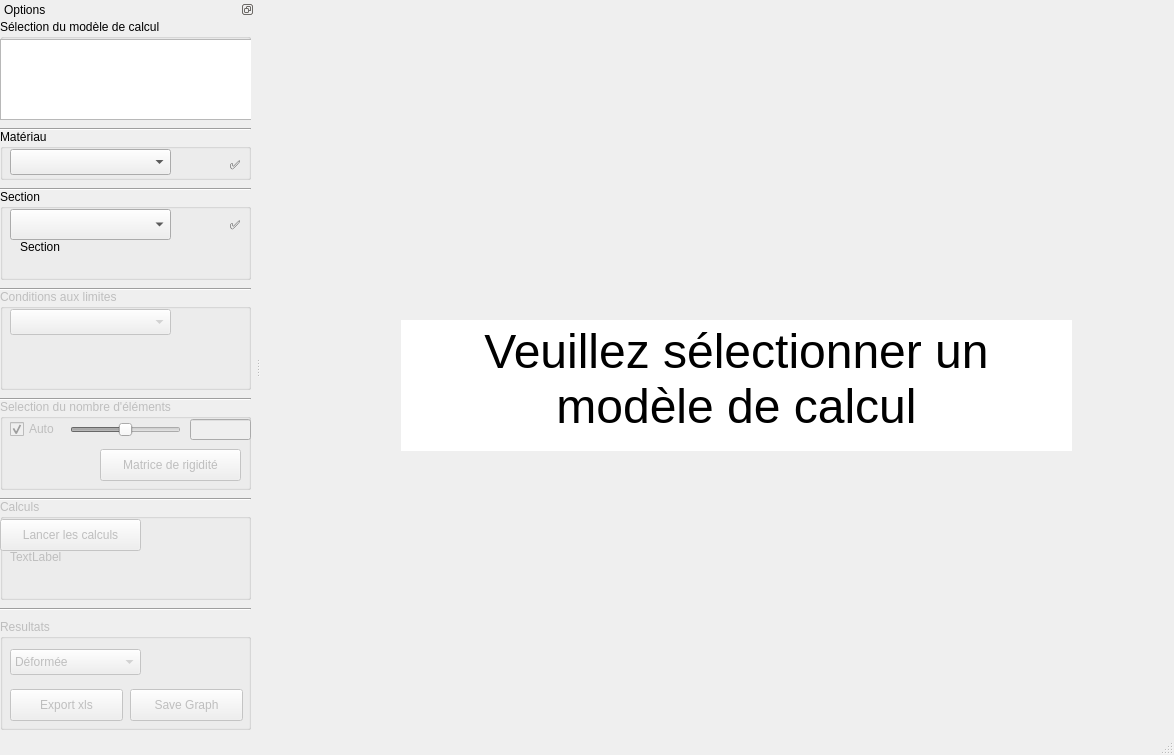
This is ui/mainwindow.ui in 3wnbr1/FEM as Qt 5 draws it before an edit. The edited form follows.
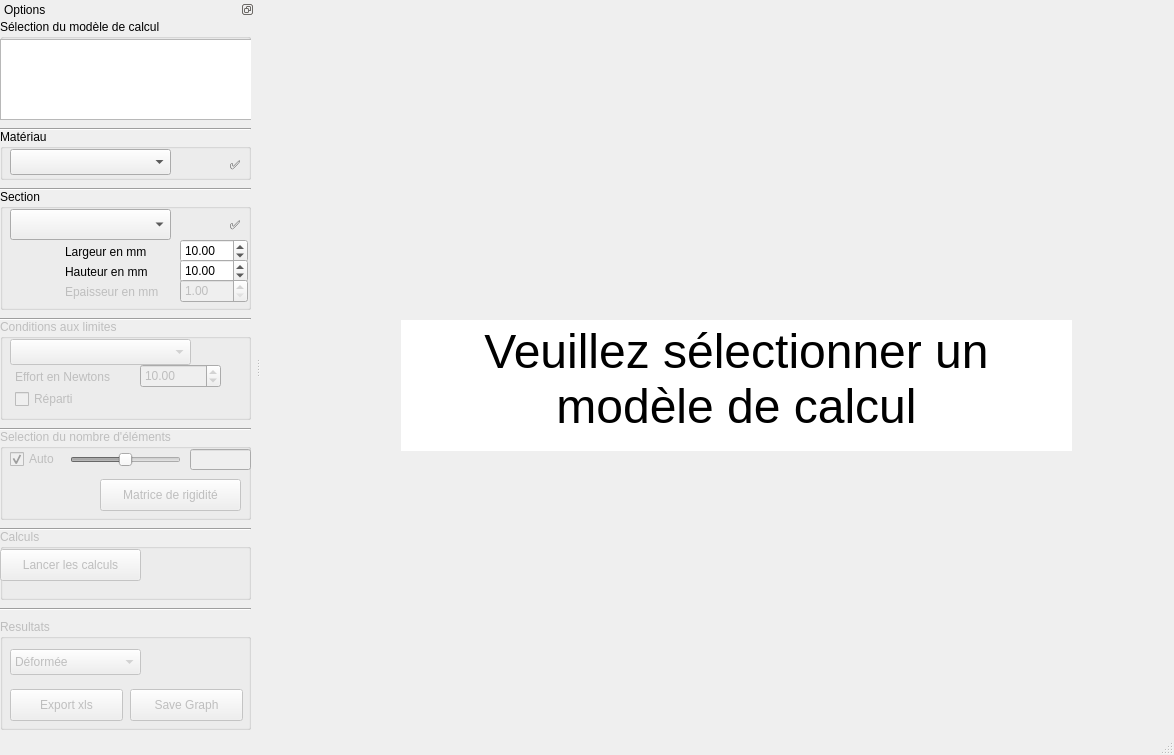
This is the edited form. Custom widgets are drawn as their Qt base class.

The edit to the form file:
```diff
--- a/ui/mainwindow.ui
+++ b/ui/mainwindow.ui
@@ -226,7 +226,7 @@
        <x>0</x>
        <y>170</y>
        <width>251</width>
-       <height>91</height>
+       <height>121</height>
       </rect>
      </property>
      <property name="title">
@@ -258,14 +258,125 @@
      <widget class="QLabel" name="labelSectionImage">
       <property name="geometry">
        <rect>
-        <x>20</x>
+        <x>15</x>
+        <y>55</y>
+        <width>46</width>
+        <height>16</height>
+       </rect>
+      </property>
+      <property name="text">
+       <string/>
+      </property>
+     </widget>
+     <widget class="QLabel" name="labelWide">
+      <property name="geometry">
+       <rect>
+        <x>65</x>
+        <y>55</y>
+        <width>101</width>
+        <height>16</height>
+       </rect>
+      </property>
+      <property name="text">
+       <string>Largeur en mm</string>
+      </property>
+     </widget>
+     <widget class="QLabel" name="labelTall">
+      <property name="geometry">
+       <rect>
+        <x>65</x>
+        <y>75</y>
+        <width>101</width>
+        <height>16</height>
+       </rect>
+      </property>
+      <property name="text">
+       <string>Hauteur en mm</string>
+      </property>
+     </widget>
+     <widget class="QLabel" name="labelThick">
+      <property name="enabled">
+       <bool>false</bool>
+      </property>
+      <property name="geometry">
+       <rect>
+        <x>65</x>
+        <y>95</y>
+        <width>111</width>
+        <height>16</height>
+       </rect>
+      </property>
+      <property name="text">
+       <string>Epaisseur en mm</string>
+      </property>
+     </widget>
+     <widget class="QDoubleSpinBox" name="doubleSpinBoxWide">
+      <property name="geometry">
+       <rect>
+        <x>180</x>
         <y>50</y>
-        <width>51</width>
-        <height>16</height>
+        <width>68</width>
+        <height>24</height>
        </rect>
       </property>
-      <property name="text">
-       <string>Section</string>
+      <property name="minimum">
+       <double>1.000000000000000</double>
+      </property>
+      <property name="maximum">
+       <double>1000.000000000000000</double>
+      </property>
+      <property name="singleStep">
+       <double>1.000000000000000</double>
+      </property>
+      <property name="value">
+       <double>10.000000000000000</double>
+      </property>
+     </widget>
+     <widget class="QDoubleSpinBox" name="doubleSpinBoxTall">
+      <property name="geometry">
+       <rect>
+        <x>180</x>
+        <y>70</y>
+        <width>68</width>
+        <height>24</height>
+       </rect>
+      </property>
+      <property name="minimum">
+       <double>1.000000000000000</double>
+      </property>
+      <property name="maximum">
+       <double>1000.000000000000000</double>
+      </property>
+      <property name="singleStep">
+       <double>1.000000000000000</double>
+      </property>
+      <property name="value">
+       <double>10.000000000000000</double>
+      </property>
+     </widget>
+     <widget class="QDoubleSpinBox" name="doubleSpinBoxThick">
+      <property name="enabled">
+       <bool>false</bool>
+      </property>
+      <property name="geometry">
+       <rect>
+        <x>180</x>
+        <y>90</y>
+        <width>68</width>
+        <height>24</height>
+       </rect>
+      </property>
+      <property name="minimum">
+       <double>1.000000000000000</double>
+      </property>
+      <property name="maximum">
+       <double>1000.000000000000000</double>
+      </property>
+      <property name="singleStep">
+       <double>1.000000000000000</double>
+      </property>
+      <property name="value">
+       <double>1.000000000000000</double>
       </property>
      </widget>
     </widget>
@@ -273,7 +384,7 @@
      <property name="geometry">
       <rect>
        <x>0</x>
-       <y>260</y>
+       <y>290</y>
        <width>251</width>
        <height>20</height>
       </rect>
@@ -289,7 +400,7 @@
      <property name="geometry">
       <rect>
        <x>0</x>
-       <y>270</y>
+       <y>300</y>
        <width>251</width>
        <height>101</height>
       </rect>
@@ -302,17 +413,62 @@
        <rect>
         <x>10</x>
         <y>20</y>
-        <width>161</width>
+        <width>181</width>
         <height>26</height>
        </rect>
       </property>
      </widget>
+     <widget class="QCheckBox" name="checkBoxReparti">
+      <property name="enabled">
+       <bool>false</bool>
+      </property>
+      <property name="geometry">
+       <rect>
+        <x>15</x>
+        <y>70</y>
+        <width>71</width>
+        <height>20</height>
+       </rect>
+      </property>
+      <property name="text">
+       <string>Réparti</string>
+      </property>
+     </widget>
+     <widget class="QLabel" name="labelEffort">
+      <property name="geometry">
+       <rect>
+        <x>15</x>
+        <y>50</y>
+        <width>111</width>
+        <height>16</height>
+       </rect>
+      </property>
+      <property name="text">
+       <string>Effort en Newtons</string>
+      </property>
+     </widget>
+     <widget class="QDoubleSpinBox" name="doubleSpinBoxEffort">
+      <property name="geometry">
+       <rect>
+        <x>140</x>
+        <y>45</y>
+        <width>81</width>
+        <height>24</height>
+       </rect>
+      </property>
+      <property name="maximum">
+       <double>1000.000000000000000</double>
+      </property>
+      <property name="value">
+       <double>10.000000000000000</double>
+      </property>
+     </widget>
     </widget>
     <widget class="Line" name="line_4">
      <property name="geometry">
       <rect>
        <x>0</x>
-       <y>370</y>
+       <y>400</y>
        <width>251</width>
        <height>20</height>
       </rect>
@@ -328,7 +484,7 @@
      <property name="geometry">
       <rect>
        <x>0</x>
-       <y>380</y>
+       <y>410</y>
        <width>251</width>
        <height>91</height>
       </rect>
@@ -353,9 +509,6 @@
       </property>
      </widget>
      <widget class="QSlider" name="horizontalSliderElements">
-      <property name="enabled">
-       <bool>false</bool>
-      </property>
       <property name="geometry">
        <rect>
         <x>70</x>
@@ -508,9 +661,9 @@
      <property name="geometry">
       <rect>
        <x>0</x>
-       <y>480</y>
+       <y>510</y>
        <width>251</width>
-       <height>101</height>
+       <height>71</height>
       </rect>
      </property>
      <property name="title">
@@ -534,12 +687,12 @@
        <rect>
         <x>10</x>
         <y>50</y>
-        <width>60</width>
+        <width>241</width>
         <height>16</height>
        </rect>
       </property>
       <property name="text">
-       <string>TextLabel</string>
+       <string/>
       </property>
      </widget>
     </widget>
@@ -547,7 +700,7 @@
      <property name="geometry">
       <rect>
        <x>0</x>
-       <y>470</y>
+       <y>500</y>
        <width>251</width>
        <height>20</height>
       </rect>
```
Left out of the diff: 18 changed lines with no effect on the pictures.
